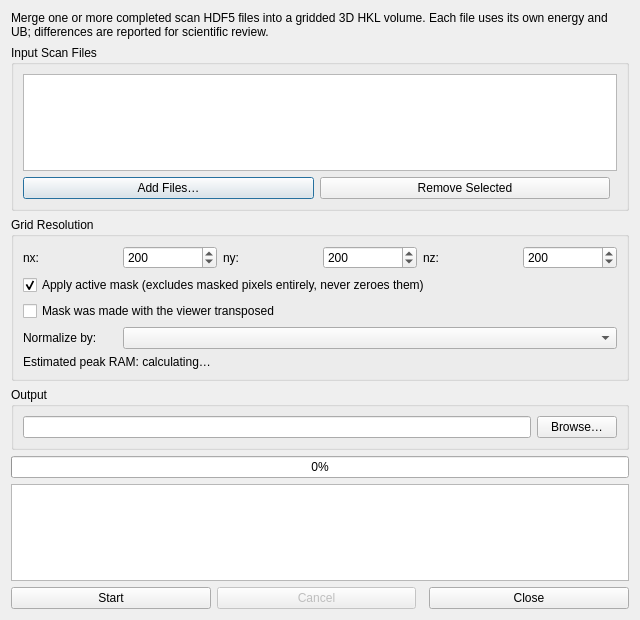
First picture: the form in src/dashpva/gui/rsmgrid/rsm_grid_builder.ui, repository AdvancedPhotonSource/DashPVA, before the edit.
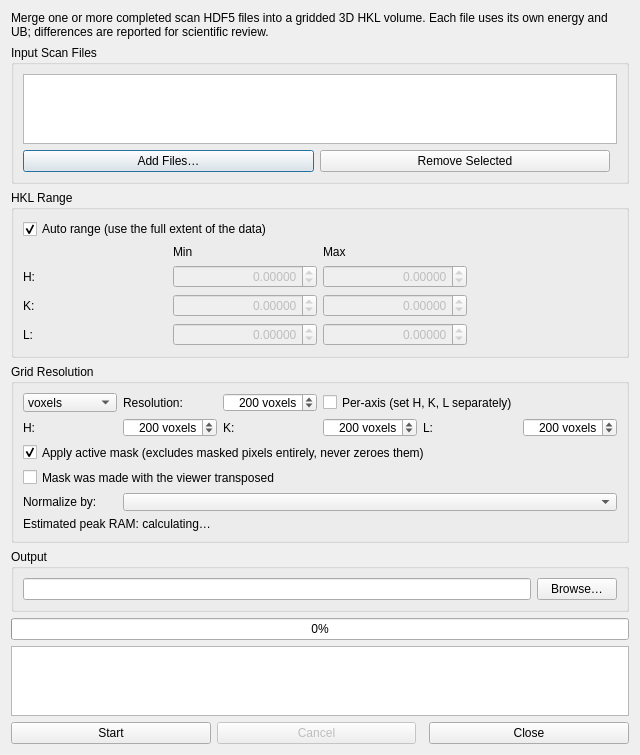
Second picture: the form after the edit. Custom widgets are drawn as their Qt base class.

Commit message:
add: a units dropdown (voxels / px) leading the RSM Volume Builder's resolution row, with the per-axis checkbox beside it for setting H, K and L separately
add: the builder's HKL range group — auto range or a typed box — and the grid preview that draws the requested voxel grid over that extent

Patch:
```diff
--- a/src/dashpva/gui/rsmgrid/rsm_grid_builder.ui
+++ b/src/dashpva/gui/rsmgrid/rsm_grid_builder.ui
@@ -88,41 +88,314 @@
     </widget>
    </item>
 
+   <item>
+    <widget class="QGroupBox" name="grp_range">
+     <property name="title">
+      <string>HKL Range</string>
+     </property>
+     <layout class="QGridLayout" name="gridLayout_range">
+      <item row="0" column="0" colspan="3">
+       <widget class="QCheckBox" name="chk_auto_range">
+        <property name="text">
+         <string>Auto range (use the full extent of the data)</string>
+        </property>
+        <property name="checked">
+         <bool>true</bool>
+        </property>
+       </widget>
+      </item>
+      <item row="1" column="1">
+       <widget class="QLabel" name="lbl_range_min">
+        <property name="text">
+         <string>Min</string>
+        </property>
+       </widget>
+      </item>
+      <item row="1" column="2">
+       <widget class="QLabel" name="lbl_range_max">
+        <property name="text">
+         <string>Max</string>
+        </property>
+       </widget>
+      </item>
+      <item row="2" column="0">
+       <widget class="QLabel" name="lbl_h">
+        <property name="text">
+         <string>H:</string>
+        </property>
+       </widget>
+      </item>
+      <item row="2" column="1">
+       <widget class="QDoubleSpinBox" name="spn_hmin">
+        <property name="enabled">
+         <bool>false</bool>
+        </property>
+        <property name="alignment">
+         <set>Qt::AlignRight|Qt::AlignVCenter</set>
+        </property>
+        <property name="decimals">
+         <number>5</number>
+        </property>
+        <property name="minimum">
+         <double>-1000000.000000000000000</double>
+        </property>
+        <property name="maximum">
+         <double>1000000.000000000000000</double>
+        </property>
+        <property name="value">
+         <double>0.000000000000000</double>
+        </property>
+       </widget>
+      </item>
+      <item row="2" column="2">
+       <widget class="QDoubleSpinBox" name="spn_hmax">
+        <property name="enabled">
+         <bool>false</bool>
+        </property>
+        <property name="alignment">
+         <set>Qt::AlignRight|Qt::AlignVCenter</set>
+        </property>
+        <property name="decimals">
+         <number>5</number>
+        </property>
+        <property name="minimum">
+         <double>-1000000.000000000000000</double>
+        </property>
+        <property name="maximum">
+         <double>1000000.000000000000000</double>
+        </property>
+        <property name="value">
+         <double>0.000000000000000</double>
+        </property>
+       </widget>
+      </item>
+      <item row="3" column="0">
+       <widget class="QLabel" name="lbl_k">
+        <property name="text">
+         <string>K:</string>
+        </property>
+       </widget>
+      </item>
+      <item row="3" column="1">
+       <widget class="QDoubleSpinBox" name="spn_kmin">
+        <property name="enabled">
+         <bool>false</bool>
+        </property>
+        <property name="alignment">
+         <set>Qt::AlignRight|Qt::AlignVCenter</set>
+        </property>
+        <property name="decimals">
+         <number>5</number>
+        </property>
+        <property name="minimum">
+         <double>-1000000.000000000000000</double>
+        </property>
+        <property name="maximum">
+         <double>1000000.000000000000000</double>
+        </property>
+        <property name="value">
+         <double>0.000000000000000</double>
+        </property>
+       </widget>
+      </item>
+      <item row="3" column="2">
+       <widget class="QDoubleSpinBox" name="spn_kmax">
+        <property name="enabled">
+         <bool>false</bool>
+        </property>
+        <property name="alignment">
+         <set>Qt::AlignRight|Qt::AlignVCenter</set>
+        </property>
+        <property name="decimals">
+         <number>5</number>
+        </property>
+        <property name="minimum">
+         <double>-1000000.000000000000000</double>
+        </property>
+        <property name="maximum">
+         <double>1000000.000000000000000</double>
+        </property>
+        <property name="value">
+         <double>0.000000000000000</double>
+        </property>
+       </widget>
+      </item>
+      <item row="4" column="0">
+       <widget class="QLabel" name="lbl_l">
+        <property name="text">
+         <string>L:</string>
+        </property>
+       </widget>
+      </item>
+      <item row="4" column="1">
+       <widget class="QDoubleSpinBox" name="spn_lmin">
+        <property name="enabled">
+         <bool>false</bool>
+        </property>
+        <property name="alignment">
+         <set>Qt::AlignRight|Qt::AlignVCenter</set>
+        </property>
+        <property name="decimals">
+         <number>5</number>
+        </property>
+        <property name="minimum">
+         <double>-1000000.000000000000000</double>
+        </property>
+        <property name="maximum">
+         <double>1000000.000000000000000</double>
+        </property>
+        <property name="value">
+         <double>0.000000000000000</double>
+        </property>
+       </widget>
+      </item>
+      <item row="4" column="2">
+       <widget class="QDoubleSpinBox" name="spn_lmax">
+        <property name="enabled">
+         <bool>false</bool>
+        </property>
+        <property name="alignment">
+         <set>Qt::AlignRight|Qt::AlignVCenter</set>
+        </property>
+        <property name="decimals">
+         <number>5</number>
+        </property>
+        <property name="minimum">
+         <double>-1000000.000000000000000</double>
+        </property>
+        <property name="maximum">
+         <double>1000000.000000000000000</double>
+        </property>
+        <property name="value">
+         <double>0.000000000000000</double>
+        </property>
+       </widget>
+      </item>
+      <item row="0" column="3" rowspan="5">
+       <widget class="GridBoxPreview" name="preview_box" native="true"/>
+      </item>
+     </layout>
+    </widget>
+   </item>
+
    <item>
     <widget class="QGroupBox" name="grp_grid">
      <property name="title">
       <string>Grid Resolution</string>
      </property>
-     <layout class="QGridLayout" name="gridLayout_grid">
-      <item row="0" column="0">
-       <widget class="QLabel" name="lbl_nx">
-        <property name="text">
-         <string>nx:</string>
+     <layout class="QGridLayout" name="gridLayout_grid">      <item row="0" column="0">
+       <widget class="QComboBox" name="cmb_resolution_units">
+        <property name="toolTip">
+         <string>Unit the resolution is expressed in</string>
         </property>
+        <item>
+         <property name="text">
+          <string>voxels</string>
+         </property>
+        </item>
+        <item>
+         <property name="text">
+          <string>px</string>
+         </property>
+        </item>
        </widget>
       </item>
       <item row="0" column="1">
-       <widget class="QSpinBox" name="spn_nx">
-        <property name="minimum">
-         <number>2</number>
+       <widget class="QLabel" name="lbl_resolution">
+        <property name="text">
+         <string>Resolution:</string>
         </property>
-        <property name="maximum">
-         <number>2000</number>
+       </widget>
+      </item>
+      <item row="0" column="3" colspan="3">
+       <widget class="QCheckBox" name="chk_per_axis">
+        <property name="text">
+         <string>Per-axis (set H, K, L separately)</string>
         </property>
-        <property name="value">
-         <number>200</number>
+        <property name="checked">
+         <bool>false</bool>
         </property>
        </widget>
       </item>
       <item row="0" column="2">
+       <widget class="QSpinBox" name="spn_resolution">
+        <property name="alignment">
+         <set>Qt::AlignRight|Qt::AlignVCenter</set>
+        </property>
+        <property name="minimumWidth">
+         <number>130</number>
+        </property>
+        <property name="maximumWidth">
+         <number>130</number>
+        </property>
+        <property name="suffix">
+         <string> voxels</string>
+        </property>
+        <property name="minimum">
+         <number>2</number>
+        </property>
+        <property name="maximum">
+         <number>2000</number>
+        </property>
+        <property name="value">
+         <number>200</number>
+        </property>
+       </widget>
+      </item>
+
+      <item row="1" column="0">
+       <widget class="QLabel" name="lbl_nx">
+        <property name="text">
+         <string>H:</string>
+        </property>
+       </widget>
+      </item>
+      <item row="1" column="1">
+       <widget class="QSpinBox" name="spn_nx">
+        <property name="alignment">
+         <set>Qt::AlignRight|Qt::AlignVCenter</set>
+        </property>
+        <property name="minimumWidth">
+         <number>130</number>
+        </property>
+        <property name="maximumWidth">
+         <number>130</number>
+        </property>
+        <property name="suffix">
+         <string> voxels</string>
+        </property>
+        <property name="minimum">
+         <number>2</number>
+        </property>
+        <property name="maximum">
+         <number>2000</number>
+        </property>
+        <property name="value">
+         <number>200</number>
+        </property>
+       </widget>
+      </item>
+      <item row="1" column="2">
        <widget class="QLabel" name="lbl_ny">
         <property name="text">
-         <string>ny:</string>
+         <string>K:</string>
         </property>
        </widget>
       </item>
-      <item row="0" column="3">
+      <item row="1" column="3">
        <widget class="QSpinBox" name="spn_ny">
+        <property name="alignment">
+         <set>Qt::AlignRight|Qt::AlignVCenter</set>
+        </property>
+        <property name="minimumWidth">
+         <number>130</number>
+        </property>
+        <property name="maximumWidth">
+         <number>130</number>
+        </property>
+        <property name="suffix">
+         <string> voxels</string>
+        </property>
         <property name="minimum">
          <number>2</number>
         </property>
@@ -134,15 +407,27 @@
         </property>
        </widget>
       </item>
-      <item row="0" column="4">
+      <item row="1" column="4">
        <widget class="QLabel" name="lbl_nz">
         <property name="text">
-         <string>nz:</string>
+         <string>L:</string>
         </property>
        </widget>
       </item>
-      <item row="0" column="5">
+      <item row="1" column="5">
        <widget class="QSpinBox" name="spn_nz">
+        <property name="alignment">
+         <set>Qt::AlignRight|Qt::AlignVCenter</set>
+        </property>
+        <property name="minimumWidth">
+         <number>130</number>
+        </property>
+        <property name="maximumWidth">
+         <number>130</number>
+        </property>
+        <property name="suffix">
+         <string> voxels</string>
+        </property>
         <property name="minimum">
          <number>2</number>
         </property>
@@ -154,7 +439,7 @@
         </property>
        </widget>
       </item>
-      <item row="1" column="0" colspan="6">
+      <item row="2" column="0" colspan="6">
        <widget class="QCheckBox" name="chk_use_mask">
         <property name="text">
          <string>Apply active mask (excludes masked pixels entirely, never zeroes them)</string>
@@ -164,7 +449,7 @@
         </property>
        </widget>
       </item>
-      <item row="2" column="0" colspan="6">
+      <item row="3" column="0" colspan="6">
        <widget class="QCheckBox" name="chk_mask_transposed">
         <property name="text">
          <string>Mask was made with the viewer transposed</string>
@@ -177,21 +462,21 @@
         </property>
        </widget>
       </item>
-      <item row="3" column="0">
+      <item row="4" column="0">
        <widget class="QLabel" name="lbl_monitor">
         <property name="text">
          <string>Normalize by:</string>
         </property>
        </widget>
       </item>
-      <item row="3" column="1" colspan="5">
+      <item row="4" column="1" colspan="5">
        <widget class="QComboBox" name="cmb_monitor">
         <property name="toolTip">
          <string>Per-frame monitor (I0) signal from entry/data/metadata/ca/. Without it, scans taken at different exposure or attenuation will not match in intensity where they overlap.</string>
         </property>
        </widget>
       </item>
-      <item row="4" column="0" colspan="6">
+      <item row="5" column="0" colspan="6">
        <widget class="QLabel" name="lbl_memory_estimate">
         <property name="text">
          <string>Estimated peak RAM: calculating…</string>
@@ -278,6 +563,14 @@
    </item>
   </layout>
  </widget>
+ <customwidgets>
+  <customwidget>
+   <class>GridBoxPreview</class>
+   <extends>QWidget</extends>
+   <header>dashpva.viewer.rsmgrid.grid_preview</header>
+   <container>1</container>
+  </customwidget>
+ </customwidgets>
  <resources/>
  <connections/>
 </ui>
```
The commit also changes 1 other file.
